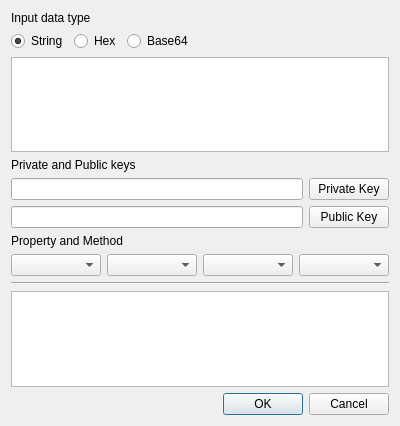
Before: the Qt Designer form BerViewer/sign_verify_dlg.ui in jykim74/BerEditor, drawn with Qt 5.
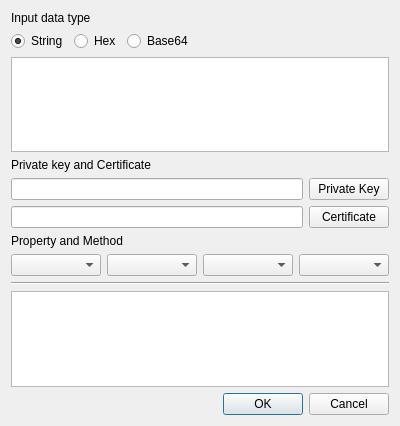
After: the same form once the commit is applied.

What changed in the file:
```diff
--- a/BerViewer/sign_verify_dlg.ui
+++ b/BerViewer/sign_verify_dlg.ui
@@ -68,7 +68,7 @@
    <item>
     <widget class="QLabel" name="label_2">
      <property name="text">
-      <string>Private and Public keys</string>
+      <string>Private key and Certificate</string>
      </property>
     </widget>
    </item>
@@ -94,7 +94,7 @@
      <item>
       <widget class="QPushButton" name="mPubKeyBtn">
        <property name="text">
-        <string>Public Key</string>
+        <string>Certificate</string>
        </property>
       </widget>
      </item>
```
Left out of the diff: 4 changed lines with no effect on the pictures.
